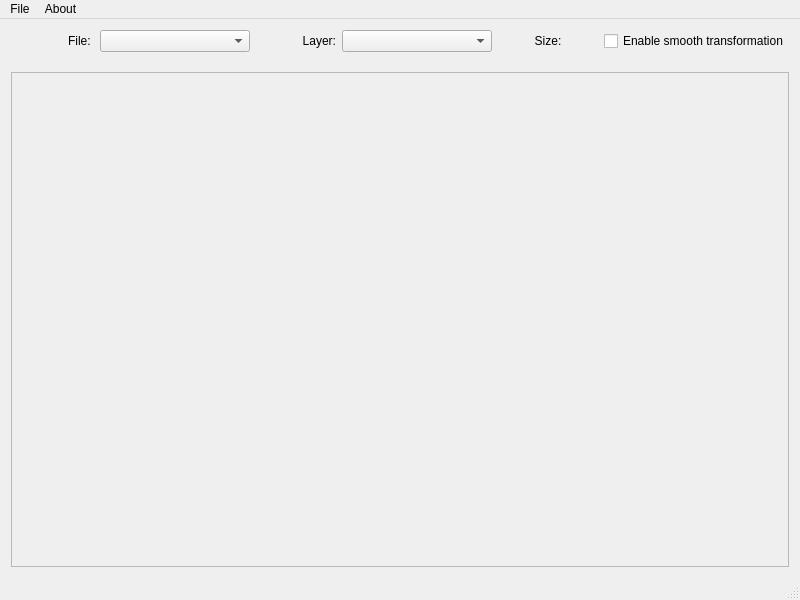
The window that pyramid.ui (VictorIP513/MovaviTest) describes before a commit, drawn with Qt 5.
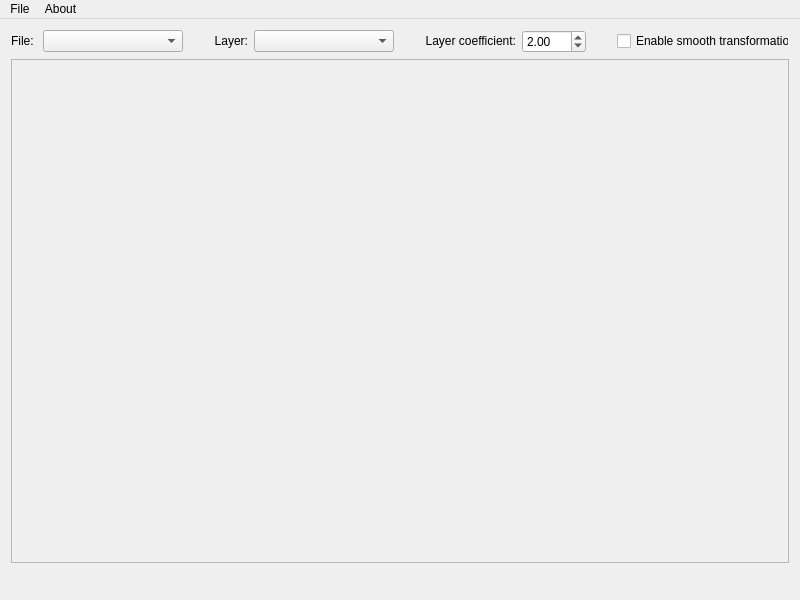
The same window after the commit.

Commit message: Доработан дизайн приложения в режиме дизайна

The edit to the form file:
```diff
--- a/pyramid.ui
+++ b/pyramid.ui
@@ -24,28 +24,18 @@
     <item row="0" column="0">
      <layout class="QVBoxLayout" name="verticalLayout">
       <item>
-       <layout class="QHBoxLayout" name="horizontalLayout">
-        <item>
-         <spacer name="horizontalSpacer">
-          <property name="orientation">
-           <enum>Qt::Horizontal</enum>
-          </property>
-          <property name="sizeType">
-           <enum>QSizePolicy::MinimumExpanding</enum>
-          </property>
-          <property name="sizeHint" stdset="0">
-           <size>
-            <width>0</width>
-            <height>20</height>
-           </size>
-          </property>
-         </spacer>
-        </item>
+       <layout class="QHBoxLayout" name="topHorizontalLayout">
         <item>
          <widget class="QLabel" name="fileLabel">
+          <property name="sizePolicy">
+           <sizepolicy hsizetype="Minimum" vsizetype="Fixed">
+            <horstretch>0</horstretch>
+            <verstretch>0</verstretch>
+           </sizepolicy>
+          </property>
           <property name="minimumSize">
            <size>
-            <width>80</width>
+            <width>0</width>
             <height>0</height>
            </size>
           </property>
@@ -59,25 +49,47 @@
         </item>
         <item>
          <widget class="QComboBox" name="fileComboBox">
+          <property name="sizePolicy">
+           <sizepolicy hsizetype="Fixed" vsizetype="Fixed">
+            <horstretch>0</horstretch>
+            <verstretch>0</verstretch>
+           </sizepolicy>
+          </property>
           <property name="minimumSize">
            <size>
-            <width>150</width>
+            <width>140</width>
             <height>0</height>
            </size>
           </property>
          </widget>
         </item>
+        <item>
+         <spacer name="layerHorizontalSpacer">
+          <property name="orientation">
+           <enum>Qt::Horizontal</enum>
+          </property>
+          <property name="sizeType">
+           <enum>QSizePolicy::Fixed</enum>
+          </property>
+          <property name="sizeHint" stdset="0">
+           <size>
+            <width>25</width>
+            <height>20</height>
+           </size>
+          </property>
+         </spacer>
+        </item>
         <item>
          <widget class="QLabel" name="layerLable">
           <property name="sizePolicy">
-           <sizepolicy hsizetype="Fixed" vsizetype="Preferred">
+           <sizepolicy hsizetype="Minimum" vsizetype="Fixed">
             <horstretch>0</horstretch>
             <verstretch>0</verstretch>
            </sizepolicy>
           </property>
           <property name="minimumSize">
            <size>
-            <width>80</width>
+            <width>0</width>
             <height>0</height>
            </size>
           </property>
@@ -103,30 +115,102 @@
         </item>
         <item>
          <widget class="QComboBox" name="layerComboBox">
+          <property name="sizePolicy">
+           <sizepolicy hsizetype="Fixed" vsizetype="Fixed">
+            <horstretch>0</horstretch>
+            <verstretch>0</verstretch>
+           </sizepolicy>
+          </property>
           <property name="minimumSize">
            <size>
-            <width>150</width>
+            <width>140</width>
             <height>0</height>
            </size>
           </property>
+          <property name="layoutDirection">
+           <enum>Qt::LeftToRight</enum>
+          </property>
          </widget>
         </item>
         <item>
-         <widget class="QLabel" name="sizeLabel">
+         <spacer name="layerCoefficienthorizontalSpacer">
+          <property name="orientation">
+           <enum>Qt::Horizontal</enum>
+          </property>
+          <property name="sizeType">
+           <enum>QSizePolicy::Fixed</enum>
+          </property>
+          <property name="sizeHint" stdset="0">
+           <size>
+            <width>25</width>
+            <height>20</height>
+           </size>
+          </property>
+         </spacer>
+        </item>
+        <item>
+         <widget class="QLabel" name="layerCoefficientLabel">
+          <property name="sizePolicy">
+           <sizepolicy hsizetype="Minimum" vsizetype="Fixed">
+            <horstretch>0</horstretch>
+            <verstretch>0</verstretch>
+           </sizepolicy>
+          </property>
           <property name="minimumSize">
            <size>
-            <width>100</width>
+            <width>0</width>
             <height>0</height>
            </size>
           </property>
           <property name="text">
-           <string>Size:</string>
+           <string>Layer coefficient:</string>
           </property>
           <property name="alignment">
-           <set>Qt::AlignCenter</set>
+           <set>Qt::AlignRight|Qt::AlignTrailing|Qt::AlignVCenter</set>
           </property>
          </widget>
         </item>
+        <item>
+         <widget class="QDoubleSpinBox" name="layerCoefficientDoubleSpinBox">
+          <property name="sizePolicy">
+           <sizepolicy hsizetype="Fixed" vsizetype="Fixed">
+            <horstretch>0</horstretch>
+            <verstretch>0</verstretch>
+           </sizepolicy>
+          </property>
+          <property name="minimumSize">
+           <size>
+            <width>0</width>
+            <height>0</height>
+           </size>
+          </property>
+          <property name="minimum">
+           <double>1.000000000000000</double>
+          </property>
+          <property name="maximum">
+           <double>100.000000000000000</double>
+          </property>
+          <property name="value">
+           <double>2.000000000000000</double>
+          </property>
+         </widget>
+        </item>
+        <item>
+         <spacer name="checkboxHorizontalSpacer">
+          <property name="orientation">
+           <enum>Qt::Horizontal</enum>
+          </property>
+          <property name="sizeType">
+           <enum>QSizePolicy::Fixed</enum>
+          </property>
+          <property name="sizeHint" stdset="0">
+           <size>
+            <width>25</width>
+            <height>20</height>
+           </size>
+          </property>
+         </spacer>
+        </item>
         <item>
          <widget class="QCheckBox" name="smoothTransformationCheckBox">
           <property name="sizePolicy">
@@ -137,7 +221,7 @@
           </property>
           <property name="minimumSize">
            <size>
-            <width>152</width>
+            <width>150</width>
             <height>0</height>
            </size>
           </property>
@@ -149,24 +233,24 @@
           </property>
          </widget>
         </item>
+        <item>
+         <spacer name="topHorizontalSpacer">
+          <property name="orientation">
+           <enum>Qt::Horizontal</enum>
+          </property>
+          <property name="sizeType">
+           <enum>QSizePolicy::Expanding</enum>
+          </property>
+          <property name="sizeHint" stdset="0">
+           <size>
+            <width>10</width>
+            <height>0</height>
+           </size>
+          </property>
+         </spacer>
+        </item>
        </layout>
       </item>
-      <item>
-       <spacer name="verticalSpacer">
-        <property name="orientation">
-         <enum>Qt::Vertical</enum>
-        </property>
-        <property name="sizeType">
-         <enum>QSizePolicy::Preferred</enum>
-        </property>
-        <property name="sizeHint" stdset="0">
-         <size>
-          <width>20</width>
-          <height>14</height>
-         </size>
-        </property>
-       </spacer>
-      </item>
       <item>
        <widget class="QScrollArea" name="scrollArea">
         <property name="widgetResizable">
@@ -178,7 +262,7 @@
            <x>0</x>
            <y>0</y>
            <width>778</width>
-           <height>489</height>
+           <height>501</height>
           </rect>
          </property>
          <layout class="QGridLayout" name="gridLayout_2">
@@ -202,6 +286,52 @@
         </widget>
        </widget>
       </item>
+      <item>
+       <layout class="QHBoxLayout" name="bottomHorizontalLayout">
+        <item>
+         <widget class="QLabel" name="countImagesOpenedLabel">
+          <property name="minimumSize">
+           <size>
+            <width>100</width>
+            <height>0</height>
+           </size>
+          </property>
+          <property name="text">
+           <string/>
+          </property>
+         </widget>
+        </item>
+        <item>
+         <widget class="QLabel" name="sizeLabel">
+          <property name="minimumSize">
+           <size>
+            <width>100</width>
+            <height>0</height>
+           </size>
+          </property>
+          <property name="text">
+           <string/>
+          </property>
+          <property name="alignment">
+           <set>Qt::AlignCenter</set>
+          </property>
+         </widget>
+        </item>
+        <item>
+         <spacer name="bottomHorizontalSpacer">
+          <property name="orientation">
+           <enum>Qt::Horizontal</enum>
+          </property>
+          <property name="sizeHint" stdset="0">
+           <size>
+            <width>40</width>
+            <height>20</height>
+           </size>
+          </property>
+         </spacer>
+        </item>
+       </layout>
+      </item>
      </layout>
     </item>
    </layout>
@@ -231,7 +361,6 @@
    <addaction name="menuFile"/>
    <addaction name="menuAbout"/>
   </widget>
-  <widget class="QStatusBar" name="statusBar"/>
   <action name="openImagesAction">
    <property name="text">
     <string>Open images</string>
```
Left out of the diff: 3 changed lines with no effect on the pictures.
